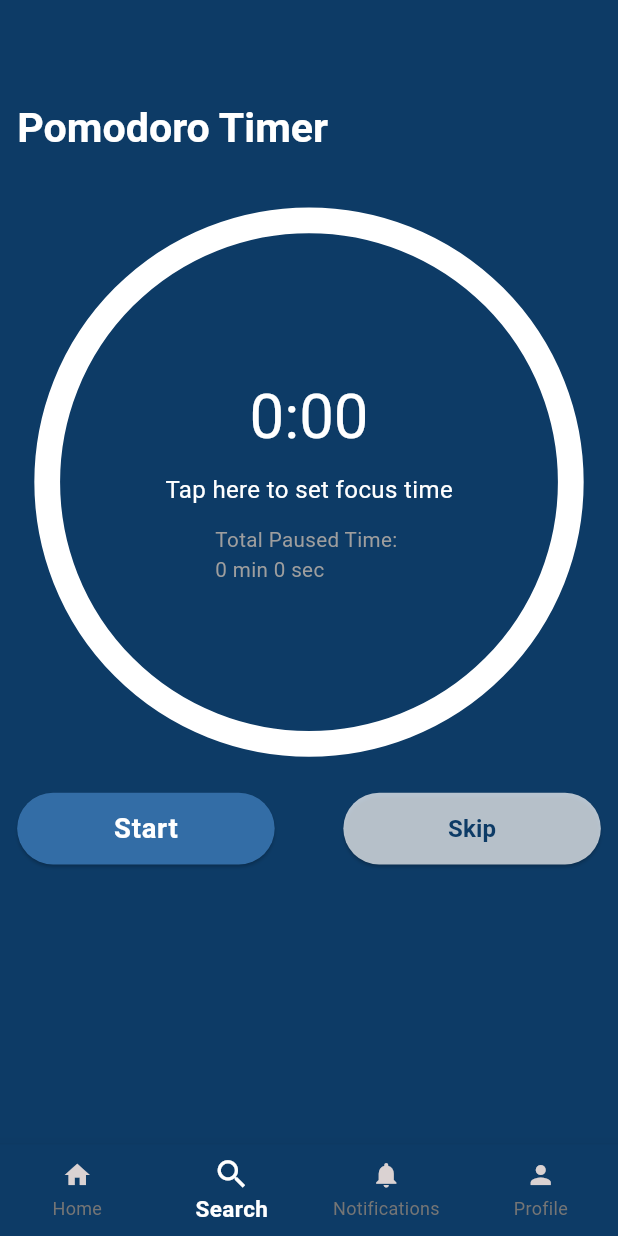
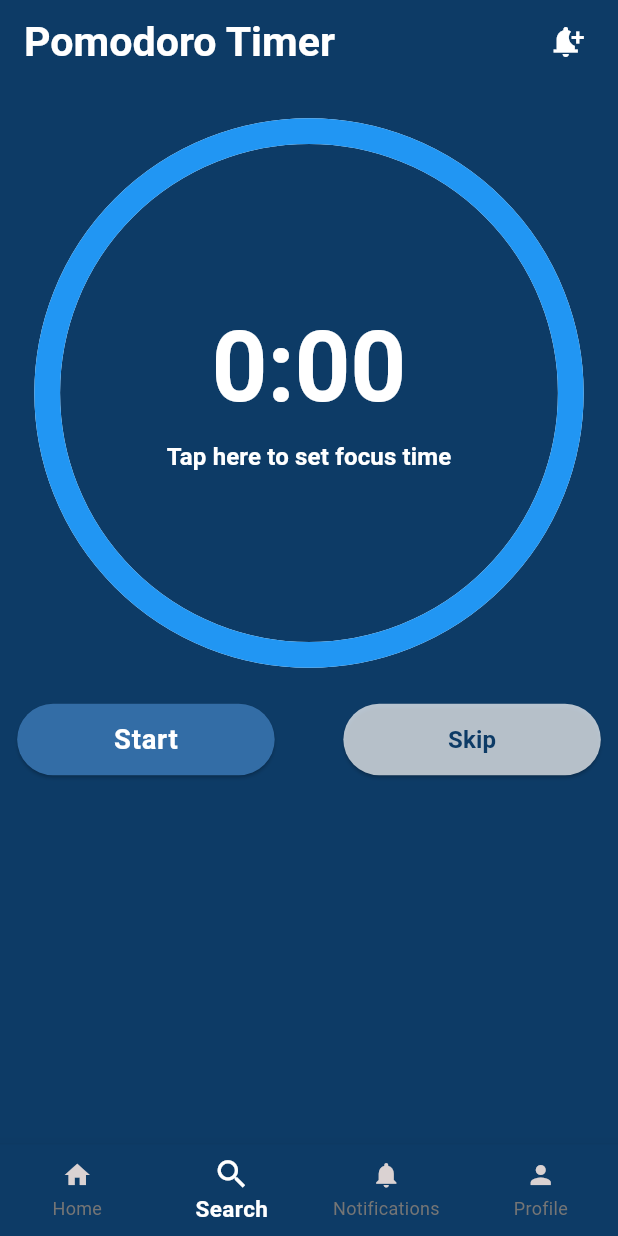
Before and after one commit to Paul91810/Focus-Mate, a Flutter app: the MainScreen screen opened directly, item 2 of the bottom bar chosen, on a phone screen of 412 x 824 dp. Run offline on Flutter 3.47's test engine with Material 3 defaults, Android fonts, the phone set to English and light mode, and no system bars; drawn by our look-alikes of percent_indicator; our stand-ins replace bloc, fl_chart, flutter_bloc, flutter_screenutil, flutter_svg_provider, lottie and 1 more.

Commit message:
minor changes

```diff
--- /dev/null
+++ b/lib/data/local/pomodoro_timer.dart
@@ -0,0 +1,10 @@
+class PomodoroTimer {
+  final int workTimeInMinutes;
+  final Duration totalPausedDuration;
+  final String percentage;
+  PomodoroTimer({
+    required this.workTimeInMinutes,
+required this.percentage,
+    required this.totalPausedDuration,
+  });
+}
--- a/lib/presentation/pomodoro/bloc/pomodoro_timer_bloc.dart
+++ b/lib/presentation/pomodoro/bloc/pomodoro_timer_bloc.dart
@@ -2,6 +2,7 @@ import 'dart:async';
 import 'dart:developer';
 
 import 'package:bloc/bloc.dart';
+import 'package:focus_mate/data/local/pomodoro_timer.dart';
 import 'package:meta/meta.dart';
 
 part 'pomodoro_timer_event.dart';
@@ -74,6 +75,20 @@ class PomodoroTimerBloc extends Bloc<PomodoroTimerEvent, PomodoroTimerInitial> {
     } else {
       timer?.cancel();
       emit(state.copyWith(isRunning: false));
+
+      final percentage = getInvertedPercentage(
+        state.workTimeInMinutes,
+        state.remainingSeconds,
+      );
+
+      final data = PomodoroTimer(
+        workTimeInMinutes: state.workTimeInMinutes,
+        totalPausedDuration: state.totalPausedDuration,
+        percentage: percentage,
+      );
+      // log("Completed: ${data.percentage}%");
+      // log(data.totalPausedDuration.inSeconds.toString());
+      // log(data.workTimeInMinutes.toString());
     }
   }
 
@@ -88,6 +103,16 @@ class PomodoroTimerBloc extends Bloc<PomodoroTimerEvent, PomodoroTimerInitial> {
     );
   }
 
+  String getInvertedPercentage(int workTimeInMinutes, int remainingSeconds) {
+    if (workTimeInMinutes == 0) return "0";
+    if (remainingSeconds == 0) return "100";
+    final data =
+        ((workTimeInMinutes * 60 - remainingSeconds) /
+            (workTimeInMinutes * 60)) *
+        100;
+    return data.toInt().toString();
+  }
+
   @override
   Future<void> close() {
     timer?.cancel();
--- a/lib/presentation/pomodoro/bloc/pomodoro_timer_event.dart
+++ b/lib/presentation/pomodoro/bloc/pomodoro_timer_event.dart
@@ -2,7 +2,6 @@ part of 'pomodoro_timer_bloc.dart';
 
 @immutable
 sealed class PomodoroTimerEvent {}
-
 
 class StartTimer extends PomodoroTimerEvent {}
 
@@ -10,6 +9,8 @@ class PauseTimer extends PomodoroTimerEvent {}
 
 class ResetTimer extends PomodoroTimerEvent {}
 
+class GetInvertedPercentage extends PomodoroTimerEvent {}
+
 class Tick extends PomodoroTimerEvent {}
 
 class SetWorkTime extends PomodoroTimerEvent {
--- a/lib/presentation/pomodoro/pomodoro_screen.dart
+++ b/lib/presentation/pomodoro/pomodoro_screen.dart
@@ -1,5 +1,3 @@
-import 'dart:developer';
-
 import 'package:flutter/cupertino.dart';
 import 'package:flutter/material.dart';
 import 'package:flutter_bloc/flutter_bloc.dart';
@@ -10,22 +8,19 @@ import 'package:focus_mate/presentation/pomodoro/bloc/pomodoro_timer_bloc.dart';
 import 'package:focus_mate/presentation/widgets/custom_elvated_button.dart';
 import 'package:percent_indicator/circular_percent_indicator.dart';
 
-class PomodoroScreen extends StatelessWidget {
+class PomodoroScreen extends StatefulWidget {
   const PomodoroScreen({super.key});
 
+  @override
+  State<PomodoroScreen> createState() => _PomodoroScreenState();
+}
+
+class _PomodoroScreenState extends State<PomodoroScreen>
+    with SingleTickerProviderStateMixin {
   String formatTime(int seconds) {
     int min = seconds ~/ 60;
     int sec = seconds % 60;
     return '$min:${sec.toString().padLeft(2, '0')}';
-  }
-
-  String getInvertedPercentage(int workTimeInMinutes, int remainingSeconds) {
-    if (remainingSeconds == 0) return "100";
-    final data =
-        ((workTimeInMinutes * 60 - remainingSeconds) /
-            (workTimeInMinutes * 60)) *
-        100;
-    return data.toInt().toString();
   }
 
   Color setColor(String remainingSeconds) {
@@ -49,11 +44,13 @@ class PomodoroScreen extends StatelessWidget {
       child: BlocBuilder<PomodoroTimerBloc, PomodoroTimerInitial>(
         builder: (context, state) {
           final bloc = context.read<PomodoroTimerBloc>();
+          final percentage = bloc.getInvertedPercentage(
+            state.workTimeInMinutes,
+            state.remainingSeconds,
+          );
           return ListView(
-            padding: EdgeInsets.symmetric(vertical: 10.w, horizontal: 10.w),
+            padding: EdgeInsets.symmetric(vertical: 20.w, horizontal: 10.w),
             children: [
-              Text('Pomodoro Timer', style: TextTheme.of(context).titleLarge),
-              SizedBox(height: 30.h),
               Center(
                 child: GestureDetector(
                   onTap: state.remainingSeconds != 0
@@ -64,49 +61,39 @@ class PomodoroScreen extends StatelessWidget {
                   child: CircularPercentIndicator(
                     radius: 160.w,
                     lineWidth: 15.w,
-                    percent: state.workTimeInMinutes == 0
-                        ? 0
-                        : (state.remainingSeconds /
+                    percent:
+                        (state.remainingSeconds /
                                 (state.workTimeInMinutes * 60))
                             .clamp(0.0, 1.0),
                     center: Column(
                       mainAxisAlignment: MainAxisAlignment.center,
                       children: [
+                        Row(
+                          mainAxisAlignment: state.remainingSeconds != 0
+                              ? MainAxisAlignment.spaceEvenly
+                              : MainAxisAlignment.center,
+                          children: [
                             Text(
                               formatTime(state.remainingSeconds),
-                          style: TextTheme.of(context).displaySmall,
+                              style: TextTheme.of(context).displayLarge,
+                            ),
+
+                            Text(
+                              state.remainingSeconds != 0 ? '$percentage%' : '',
+                              style: TextStyle(
+                                color: setColor(percentage),
+                                fontWeight: FontWeight.bold,
+                                fontSize: 40.sp,
+                              ),
+                            ),
+                          ],
                         ),
                         AppSize.commonHeight,
                         Text(
                           state.remainingSeconds == 0
                               ? 'Tap here to set focus time'
                               : 'Time to focus.!',
-                        ),
-                        AppSize.commonHeight,
-                        state.remainingSeconds != 0
-                            ? Text(
-                                '${getInvertedPercentage(state.workTimeInMinutes, state.remainingSeconds)}%',
-                                style: TextStyle(
-                                  color: setColor(
-                                    getInvertedPercentage(
-                                      state.workTimeInMinutes,
-                                      state.remainingSeconds,
-                                    ),
-                                  ),
-                                  fontWeight: FontWeight.bold,
-                                  fontSize: 40.sp,
-                                ),
-                              )
-                            : SizedBox(),
-
-                        Center(
-                          child: Text(
-                            'Total Paused Time: \n${state.totalPausedDuration.inMinutes} min ${state.totalPausedDuration.inSeconds % 60} sec',
-                            style: TextStyle(
-                              color: Colors.grey,
-                              fontSize: 12.sp,
-                            ),
-                          ),
+                          style: TextTheme.of(context).labelLarge,
                         ),
                       ],
                     ),
@@ -123,15 +110,17 @@ class PomodoroScreen extends StatelessWidget {
                   CustomAppElvatedButton(
                     backGroundcolor: AppColors.kButtonBlue,
                     buttonSize: Size(150.w, 40.h),
+                    onPressed: state.remainingSeconds == 0
+                        ? () async {}
+                        : () async {
+                            state.isRunning
+                                ? bloc.add(PauseTimer())
+                                : bloc.add(StartTimer());
+                          },
                     child: Text(
                       state.isRunning ? "Pause" : "Start",
                       style: TextTheme.of(context).bodyLarge,
                     ),
-                    onPressed: () async {
-                      state.isRunning
-                          ? bloc.add(PauseTimer())
-                          : bloc.add(StartTimer());
-                    },
                   ),
                   CustomAppElvatedButton(
                     backGroundcolor: Colors.white70,
@@ -157,50 +146,44 @@ class PomodoroScreen extends StatelessWidget {
     final bloc = context.read<PomodoroTimerBloc>();
     final items = List.generate(61, (index) => index);
     int selectedValue = 0;
-    showDialog(
+
+    showCupertinoModalPopup(
       context: context,
       builder: (context) {
-        return CupertinoAlertDialog(
-          title: Text('Set Your Time'),
-          actions: [
-            Container(
-              padding: EdgeInsets.symmetric(horizontal: 20.w),
-
+        return Container(
+          height: 350.h,
+          padding: EdgeInsets.all(16.w),
+          decoration: BoxDecoration(
+            color: AppColors.kButtonBlue,
+            borderRadius: BorderRadius.vertical(top: Radius.circular(20.r)),
+          ),
           child: Column(
-                crossAxisAlignment: CrossAxisAlignment.start,
             children: [
-                  SizedBox(height: 50.h),
-                  Center(
+              Expanded(
                 child: CupertinoPicker(
-                      itemExtent: 50.0,
-
-                      onSelectedItemChanged: (int index) {
+                  itemExtent: 50.h,
+                  scrollController: FixedExtentScrollController(initialItem: 0),
+                  onSelectedItemChanged: (index) {
                     selectedValue = items[index];
                   },
-                      children: items.map((value) {
-                        int incrementedIndex = value;
-                        return Center(child: Text(incrementedIndex.toString()));
-                      }).toList(),
+                  children: items
+                      .map((value) => Center(child: Text("$value min")))
+                      .toList(),
                 ),
               ),
-                  SizedBox(height: 60.h),
-                  Align(
-                    alignment: Alignment.bottomRight,
-                    child: TextButton(
+              SizedBox(height: 10.h),
+              SizedBox(
+                width: double.infinity,
+                child: CupertinoButton.filled(
+                  child: Text("Set Time"),
                   onPressed: () {
                     bloc.add(SetWorkTime(selectedValue));
                     Navigator.of(context).pop();
                   },
-                      child: Text(
-                        'Select',
-                        style: TextTheme.of(context).titleMedium,
-                      ),
                 ),
               ),
             ],
           ),
-            ),
-          ],
         );
       },
     );
--- a/lib/presentation/widgets/bottom_nav/main_screen.dart
+++ b/lib/presentation/widgets/bottom_nav/main_screen.dart
@@ -1,6 +1,6 @@
 import 'package:flutter/material.dart';
-import 'package:flutter/services.dart';
 import 'package:flutter_bloc/flutter_bloc.dart';
+import 'package:flutter_screenutil/flutter_screenutil.dart';
 import 'package:focus_mate/core/constants/app_colors.dart';
 import 'package:focus_mate/presentation/home/home_screen.dart';
 import 'package:focus_mate/presentation/pomodoro/pomodoro_screen.dart';
@@ -14,6 +14,12 @@ class MainScreen extends StatelessWidget {
 
   @override
   Widget build(BuildContext context) {
+    List<String> titles = [
+      'Stay focused, Stay \nProductive.',
+      'Pomodoro Timer',
+      '',
+      '',
+    ];
     return BlocProvider(
       create: (context) => BottomNavBloc(),
       child: BlocBuilder<BottomNavBloc, BottomNavState>(
@@ -33,22 +39,13 @@ class MainScreen extends StatelessWidget {
               return false;
             },
             child: Scaffold(
+              appBar: AppBar(
+                actionsPadding:EdgeInsets.symmetric(horizontal: 20.w) ,
+                automaticallyImplyLeading: false,
+                title: Text(titles[state.currentIndex]),
+                actions: [Icon(Icons.notification_add)],
+              ),
 
-              appBar: AppBar(),
-              // appBar: AppBarWidget(
-              //   profileType: ProfileType.parent,
-              //   title: Center(
-              //     child: Text(
-              //       appBartitles[currentIndex],
-              //       style: TextStyle(
-              //         fontSize: 20.sp,
-              //         fontWeight: FontWeight.bold,
-              //         color: AppColors.kPrimaryColor,
-              //       ),
-              //     ),
-              //   ),
-              // ),
-              // drawer: AppDrawer(profileType: ProfileType.parent),
               backgroundColor: AppColors.kPrimaryColor,
 
               body: state is BottomNavInitial
```
Also changed, not shown: lib/presentation/home/home_screen.dart (+2 -7 lines). Lines whose indentation alone changed are shown as unchanged.
